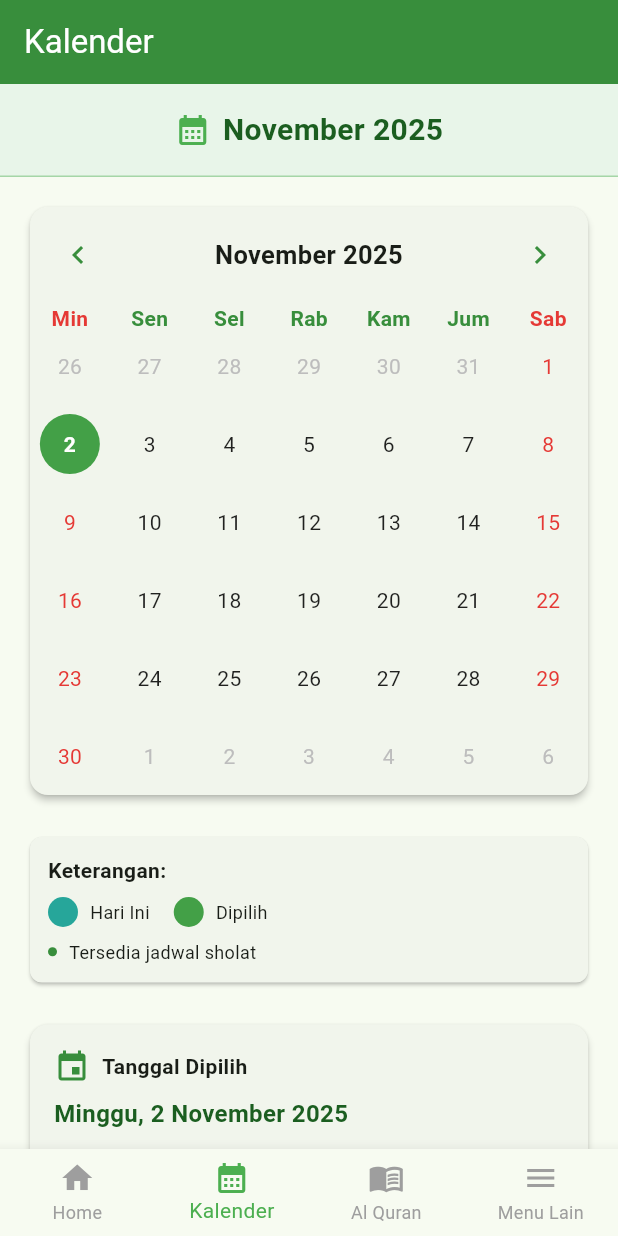
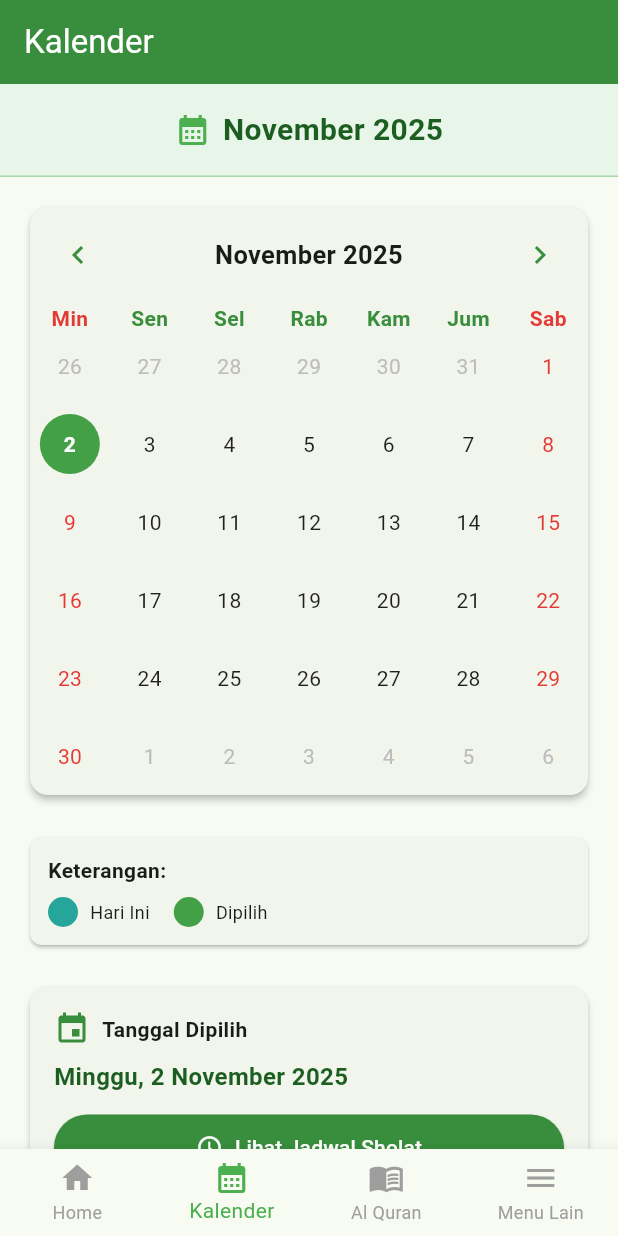
Before and after one commit to rioprastiawan/unisnu-pemrograman-mobile-lanjut-saku-muslim, a Flutter app: the screen it shows after launch, item 2 of the bottom bar chosen, on a phone screen of 412 x 824 dp. Run offline on Flutter 3.47's test engine with Material 3 defaults, Android fonts, the phone set to English and light mode, and no system bars; drawn by our look-alikes of table_calendar; our stand-ins replace flutter_compass, geocoding, geolocator, permission_handler, sqflite; accounts and stored records are empty.

Commit message:
refactor: Remove unused prayer schedule availability indicator from calendar page

```diff
--- a/app/lib/pages/calendar_page.dart
+++ b/app/lib/pages/calendar_page.dart
@@ -283,24 +283,6 @@ class _CalendarPageState extends State<CalendarPage> {
                 _buildLegendItem(
                   Colors.green.shade600,
                   'Dipilih',
-                ),
-              ],
-            ),
-            const SizedBox(height: 8),
-            Row(
-              children: [
-                Container(
-                  width: 6,
-                  height: 6,
-                  decoration: BoxDecoration(
-                    color: Colors.green.shade700,
-                    shape: BoxShape.circle,
-                  ),
-                ),
-                const SizedBox(width: 8),
-                const Text(
-                  'Tersedia jadwal sholat',
-                  style: TextStyle(fontSize: 12),
                 ),
               ],
             ),
```
